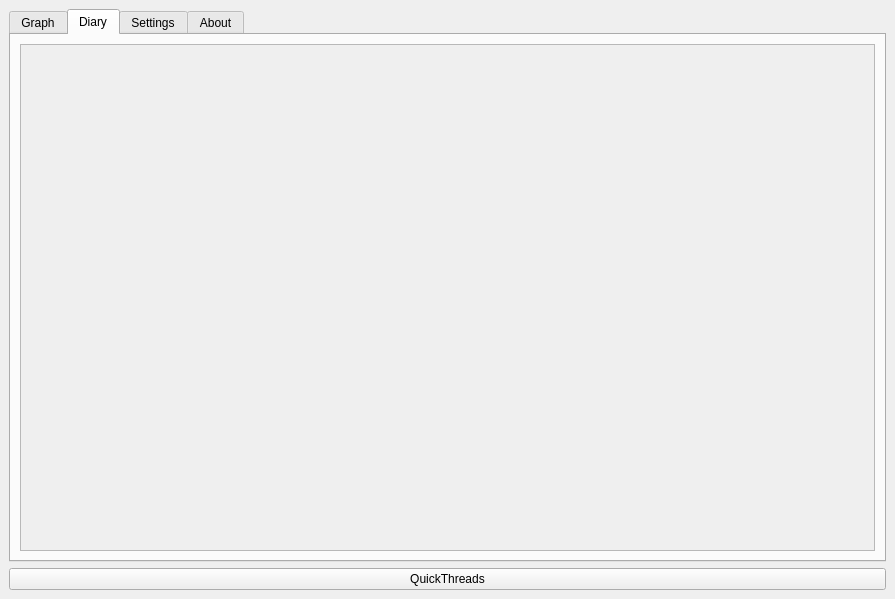
Above: pyqt/ht/main_window.ui from opetelin/olegs_test_repo before the change. Below: the same form after it.
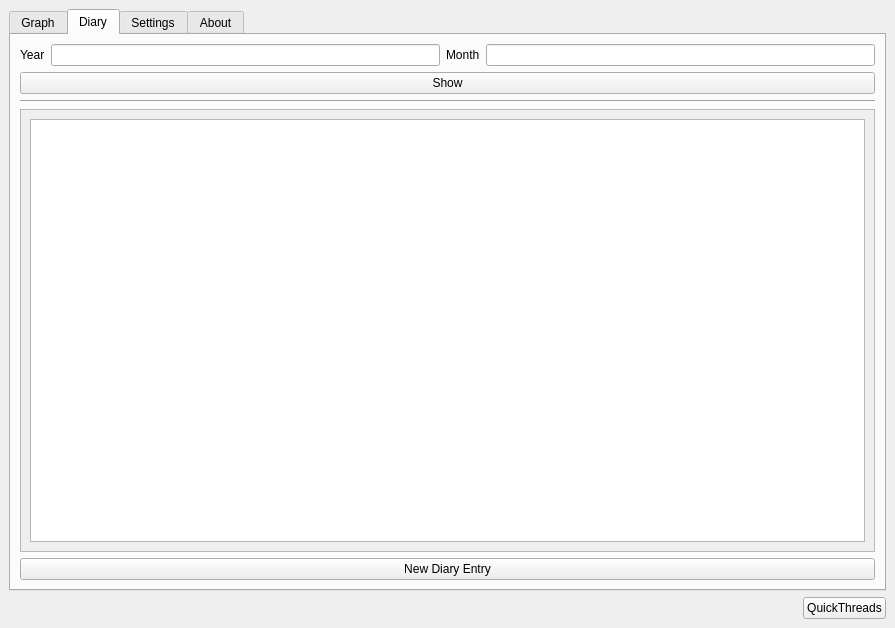
That is the form after the change. The open tabs and pages were chosen to show the change.

What changed in the file:
```diff
--- a/pyqt/ht/main_window.ui
+++ b/pyqt/ht/main_window.ui
@@ -7,7 +7,7 @@
     <x>0</x>
     <y>0</y>
     <width>895</width>
-    <height>599</height>
+    <height>628</height>
    </rect>
   </property>
   <property name="windowTitle">
@@ -149,6 +149,44 @@
         <string>Diary</string>
        </attribute>
        <layout class="QVBoxLayout" name="verticalLayout_2">
+        <item>
+         <layout class="QHBoxLayout" name="horizontalLayout_2">
+          <item>
+           <widget class="QLabel" name="label_4">
+            <property name="text">
+             <string>Year</string>
+            </property>
+           </widget>
+          </item>
+          <item>
+           <widget class="QLineEdit" name="line_diary_year"/>
+          </item>
+          <item>
+           <widget class="QLabel" name="label_3">
+            <property name="text">
+             <string>Month</string>
+            </property>
+           </widget>
+          </item>
+          <item>
+           <widget class="QLineEdit" name="line_diary_month"/>
+          </item>
+         </layout>
+        </item>
+        <item>
+         <widget class="QPushButton" name="btn_diary_update">
+          <property name="text">
+           <string>Show</string>
+          </property>
+         </widget>
+        </item>
+        <item>
+         <widget class="Line" name="line">
+          <property name="orientation">
+           <enum>Qt::Horizontal</enum>
+          </property>
+         </widget>
+        </item>
         <item>
          <widget class="QScrollArea" name="scrollArea">
           <property name="widgetResizable">
@@ -160,12 +198,24 @@
              <x>0</x>
              <y>0</y>
              <width>853</width>
-             <height>495</height>
+             <height>414</height>
             </rect>
            </property>
+           <layout class="QVBoxLayout" name="verticalLayout_5">
+            <item>
+             <widget class="QTextEdit" name="diary_text"/>
+            </item>
+           </layout>
           </widget>
          </widget>
         </item>
+        <item>
+         <widget class="QPushButton" name="btn_new_diary_entry">
+          <property name="text">
+           <string>New Diary Entry</string>
+          </property>
+         </widget>
+        </item>
        </layout>
       </widget>
       <widget class="QWidget" name="settings">
@@ -180,8 +230,14 @@
       </widget>
      </widget>
     </item>
-    <item>
+    <item alignment="Qt::AlignRight">
      <widget class="QPushButton" name="btn_test">
+      <property name="sizePolicy">
+       <sizepolicy hsizetype="Fixed" vsizetype="Fixed">
+        <horstretch>0</horstretch>
+        <verstretch>0</verstretch>
+       </sizepolicy>
+      </property>
       <property name="text">
        <string>QuickThreads</string>
       </property>
```
Left out of the diff: 12 changed lines with no effect on the pictures.
